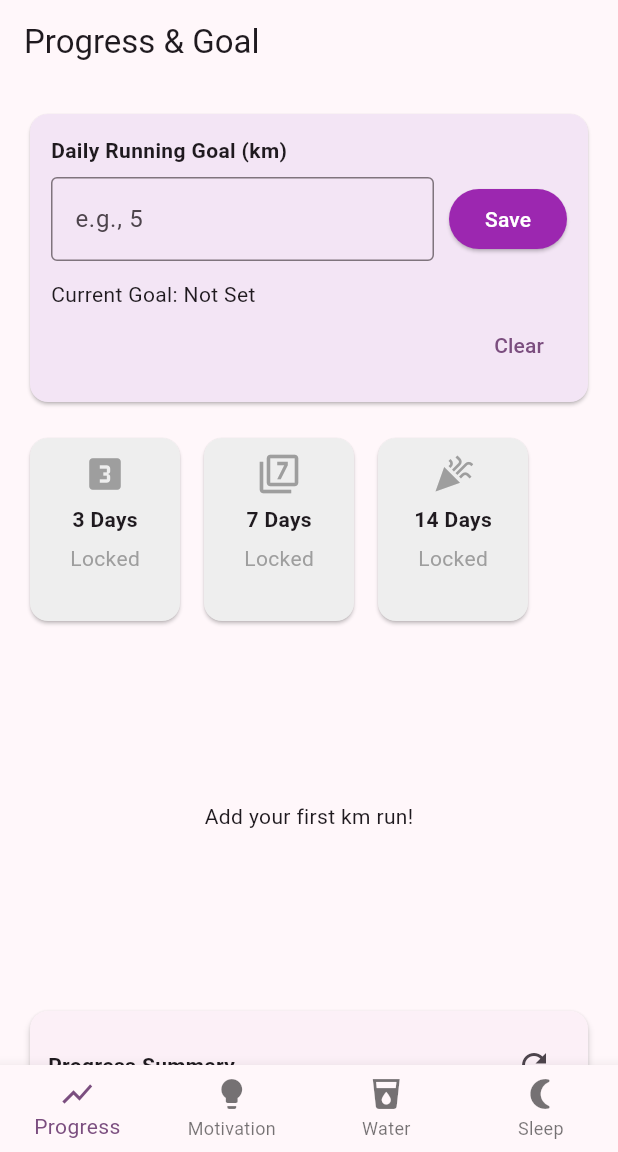
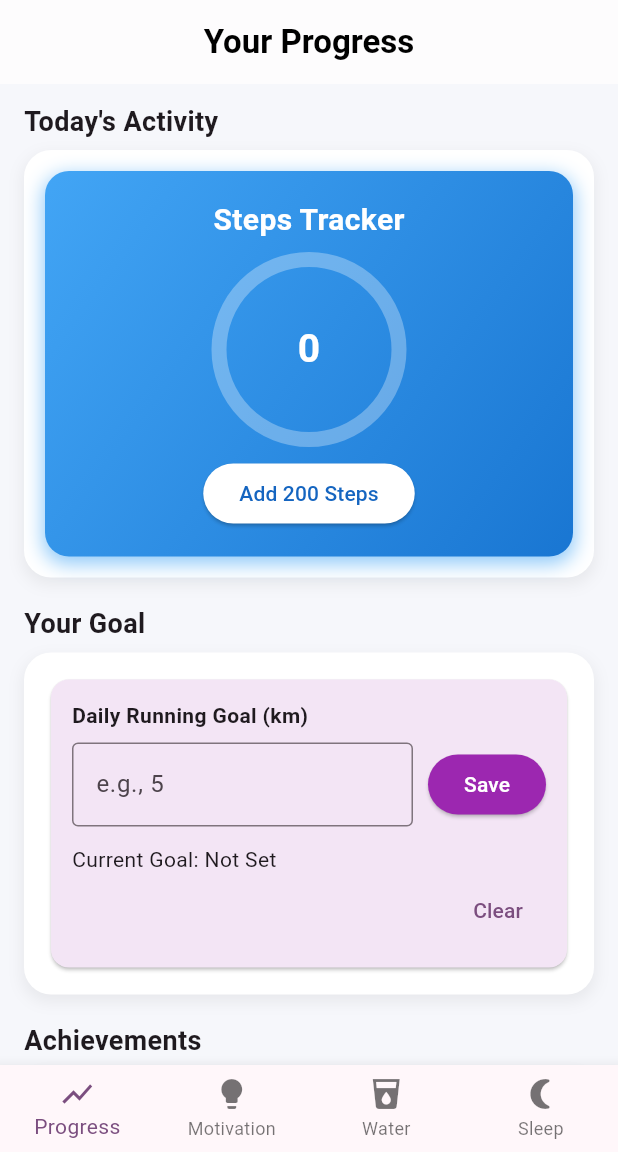
Before and after one commit to ibrar-ghani/fitlife, a Flutter app: the screen it shows after launch, on a phone screen of 412 x 824 dp, the part 84-1236 px from its top. Run offline on Flutter 3.47's test engine with Material 3 defaults, Android fonts, the phone set to English and light mode, and no system bars; our stand-ins replace fl_chart, get, shared_preferences.

Commit message:
"redesign progress page"

```diff
--- /dev/null
+++ b/lib/controllers/steps_controller.dart
@@ -0,0 +1,14 @@
+import 'package:get/get.dart';
+
+class StepsController extends GetxController {
+  RxInt steps = 0.obs;
+  final int dailyGoal = 8000; // example goal
+
+  void addSteps(int amount) {
+    steps.value += amount;
+  }
+
+  double progress() {
+    return (steps.value / dailyGoal).clamp(0.0, 1.0);
+  }
+}
--- a/lib/views/progress/progress_page.dart
+++ b/lib/views/progress/progress_page.dart
@@ -4,7 +4,8 @@ import 'package:get/get.dart';
 import '../../controllers/badge_controller.dart';
 import '../../controllers/goal_controller.dart';
 import '../../controllers/water_controller.dart';
-import 'widgets/water_tracker_card.dart';
+
+import 'widgets/steps_widegt.dart';
 import 'widgets/goal_card.dart';
 import 'widgets/badges_row.dart';
 import 'widgets/progress_chart.dart';
@@ -12,33 +13,96 @@ import 'widgets/progress_summary.dart';
 import 'widgets/add_progress_input.dart';
 
 class ProgressPage extends StatelessWidget {
-  final BadgeController badgeController = Get.put(BadgeController());
-  final GoalController goalController = Get.put(GoalController());
-  final WaterController waterController = Get.put(WaterController());
+  final badgeController = Get.put(BadgeController());
+  final goalController = Get.put(GoalController());
+  final waterController = Get.put(WaterController());
 
   @override
   Widget build(BuildContext context) {
     return Scaffold(
-      appBar: AppBar(title: const Text('Progress & Goal')),
+      backgroundColor: const Color(0xffF6F7FB),
+      appBar: AppBar(
+        backgroundColor: Colors.white,
+        elevation: 0.3,
+        title: const Text(
+          'Your Progress',
+          style: TextStyle(fontWeight: FontWeight.bold, color: Colors.black),
+        ),
+        centerTitle: true,
+      ),
+
       body: SingleChildScrollView(
-        padding: const EdgeInsets.all(16),
+        padding: const EdgeInsets.symmetric(horizontal: 16, vertical: 12),
         child: Column(
+          crossAxisAlignment: CrossAxisAlignment.start,
           children: [
-           // WaterTrackerCard(),
-           // SizedBox(height: 16),
-            GoalCard(),
-            SizedBox(height: 16),
-            BadgesRow(),
-            SizedBox(height: 16),
-            ProgressChart(),
-            SizedBox(height: 16),
-            ProgressSummary(),
-            SizedBox(height: 16),
-            AddProgressInput(),
-            SizedBox(height: 24),
+
+            // ------------ STEPS SECTION ------------
+            _sectionTitle("Today's Activity"),
+            _card(
+              child: StepsWidget(),
+            ),
+            const SizedBox(height: 18),
+
+            // ------------ GOALS ------------
+            _sectionTitle("Your Goal"),
+            _card(child: GoalCard()),
+            const SizedBox(height: 18),
+
+            // ------------ BADGES ------------
+            _sectionTitle("Achievements"),
+            _card(child: BadgesRow()),
+            const SizedBox(height: 18),
+
+            // ------------ PROGRESS CHART ------------
+            _sectionTitle("Progress Overview"),
+            _card(child: ProgressChart()),
+            const SizedBox(height: 18),
+
+            // ------------ SUMMARY ------------
+            _card(child: ProgressSummary()),
+            const SizedBox(height: 18),
+
+            // ------------ INPUT ------------
+            _sectionTitle("Add Progress"),
+            _card(child: AddProgressInput()),
+            const SizedBox(height: 24),
           ],
         ),
       ),
     );
   }
+
+  Widget _sectionTitle(String text) {
+    return Padding(
+      padding: const EdgeInsets.only(bottom: 6),
+      child: Text(
+        text,
+        style: const TextStyle(
+          fontSize: 18,
+          fontWeight: FontWeight.w600,
+        ),
+      ),
+    );
+  }
+
+  Widget _card({required Widget child}) {
+    return Container(
+      width: double.infinity,
+      padding: const EdgeInsets.all(14),
+      decoration: BoxDecoration(
+        color: Colors.white,
+        borderRadius: BorderRadius.circular(18),
+        boxShadow: [
+          BoxShadow(
+            color: Colors.black.withOpacity(0.06),
+            blurRadius: 8,
+            spreadRadius: 1,
+            offset: const Offset(0, 4),
+          ),
+        ],
+      ),
+      child: child,
+    );
+  }
 }
--- /dev/null
+++ b/lib/views/progress/widgets/steps_widegt.dart
@@ -0,0 +1,79 @@
+import 'package:fitlife/controllers/steps_controller.dart';
+import 'package:flutter/material.dart';
+import 'package:get/get.dart';
+
+class StepsWidget extends StatelessWidget {
+  final StepsController controller = Get.put(StepsController());
+
+  @override
+  Widget build(BuildContext context) {
+    return Obx(() {
+      final progress = controller.progress();
+      return Container(
+        padding: const EdgeInsets.all(18),
+        decoration: BoxDecoration(
+          gradient: LinearGradient(
+            colors: [Colors.blue.shade400, Colors.blue.shade700],
+            begin: Alignment.topLeft,
+            end: Alignment.bottomRight,
+          ),
+          borderRadius: BorderRadius.circular(16),
+          boxShadow: [
+            BoxShadow(
+              color: Colors.blue.shade200,
+              blurRadius: 10,
+              spreadRadius: 1,
+              offset: Offset(0, 4),
+            ),
+          ],
+        ),
+        child: Column(
+          crossAxisAlignment: CrossAxisAlignment.center,
+          children: [
+            Text(
+              "Steps Tracker",
+              style: TextStyle(
+                color: Colors.white,
+                fontSize: 20,
+                fontWeight: FontWeight.bold,
+              ),
+            ),
+            const SizedBox(height: 12),
+            Stack(
+              alignment: Alignment.center,
+              children: [
+                SizedBox(
+                  width: 120,
+                  height: 120,
+                  child: CircularProgressIndicator(
+                    value: progress,
+                    strokeWidth: 10,
+                    backgroundColor: Colors.white.withOpacity(0.3),
+                    valueColor: AlwaysStoppedAnimation(Colors.white),
+                  ),
+                ),
+                Text(
+                  "${controller.steps.value}",
+                  style: TextStyle(
+                    fontSize: 26,
+                    color: Colors.white,
+                    fontWeight: FontWeight.bold,
+                  ),
+                ),
+              ],
+            ),
+            const SizedBox(height: 12),
+            ElevatedButton(
+              onPressed: () => controller.addSteps(200),
+              style: ElevatedButton.styleFrom(
+                backgroundColor: Colors.white,
+                foregroundColor: Colors.blue.shade800,
+              ),
+              child: Text("Add 200 Steps"),
+            )
+          ],
+        ),
+      );
+    });
+  }
+}
```
